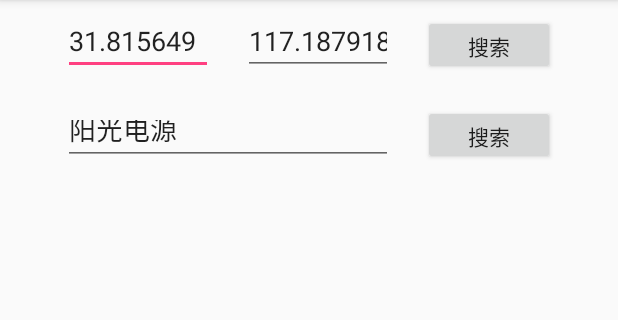
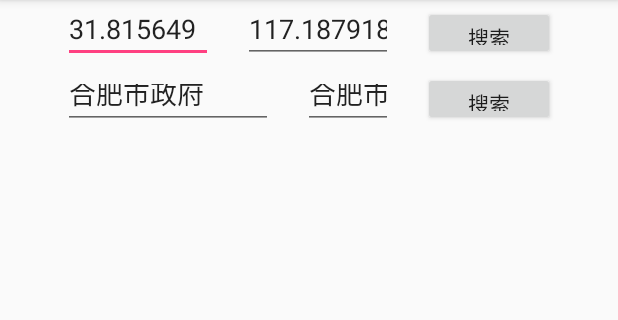
Before and after one commit to bravecheng/GlobalPoi, an Android app: the screen it shows after launch (MainActivity), on a phone screen of 412 x 824 dp, the part 84-404 px from its top. Run offline under Robolectric (Android 15) with nearby library versions, the phone set to English and light mode, and no system bars; libraries missing offline, so code that uses them is left out: com.alibaba.fastjson.

Commit message:
完善关键字搜索

```diff
--- a/app/src/main/res/layout/activity_main.xml
+++ b/app/src/main/res/layout/activity_main.xml
@@ -8,7 +8,7 @@
     <LinearLayout
         android:id="@+id/top"
         android:layout_width="match_parent"
-        android:layout_height="60dp"
+        android:layout_height="44dp"
         android:gravity="center"
         android:orientation="horizontal">
 
@@ -17,7 +17,9 @@
             android:layout_width="100dp"
             android:layout_height="40dp"
             android:inputType="numberSigned|numberDecimal"
-            android:text="31.815649" />
+            android:lines="1"
+            android:text="31.815649"
+            android:hint="请输入纬度，例如 31.815649"/>
 
         <EditText
             android:id="@+id/lng"
@@ -25,12 +27,14 @@
             android:layout_height="40dp"
             android:layout_marginLeft="20dp"
             android:inputType="numberSigned|numberDecimal"
-            android:text="117.187918" />
+            android:lines="1"
+            android:text="117.187918"
+            android:hint="请输入经度，例如 117.187918"/>
 
         <Button
             android:id="@+id/btn_search"
             android:layout_width="wrap_content"
-            android:layout_height="40dp"
+            android:layout_height="36dp"
             android:layout_marginLeft="20dp"
             android:text="搜索" />
     </LinearLayout>
@@ -38,22 +42,34 @@
     <LinearLayout
         android:id="@+id/secound"
         android:layout_width="match_parent"
-        android:layout_height="60dp"
+        android:layout_height="44dp"
         android:gravity="center"
         android:layout_below="@+id/top"
         android:orientation="horizontal">
 
         <EditText
             android:id="@+id/et_keyword"
-            android:layout_width="220dp"
+            android:layout_width="140dp"
             android:layout_height="40dp"
             android:inputType="text"
-            android:text="阳光电源" />
+            android:text="合肥市政府"
+            android:lines="1"
+            android:hint="请输入搜索关键字"/>
+
+        <EditText
+            android:id="@+id/city"
+            android:layout_width="60dp"
+            android:layout_height="40dp"
+            android:layout_marginLeft="20dp"
+            android:inputType="text"
+            android:text="合肥市"
+            android:lines="1"
+            android:hint="请输入城市名或者citycode/adcode"/>
 
         <Button
             android:id="@+id/btn_keyword"
             android:layout_width="wrap_content"
-            android:layout_height="40dp"
+            android:layout_height="36dp"
             android:layout_marginLeft="20dp"
             android:text="搜索" />
     </LinearLayout>
```
